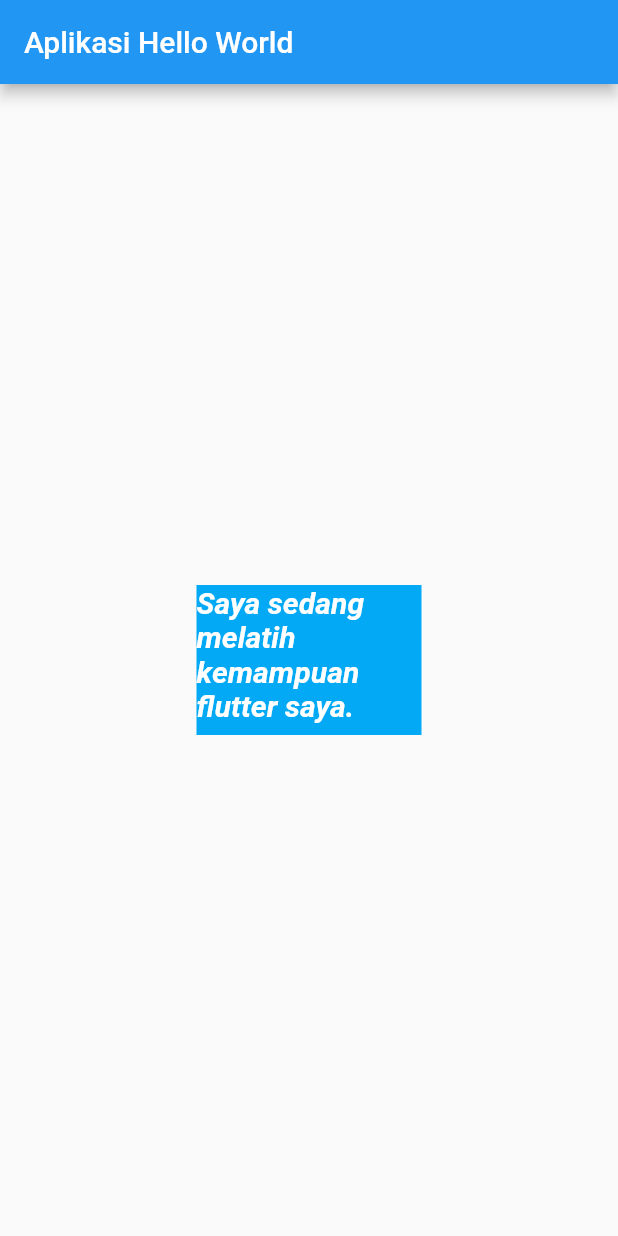
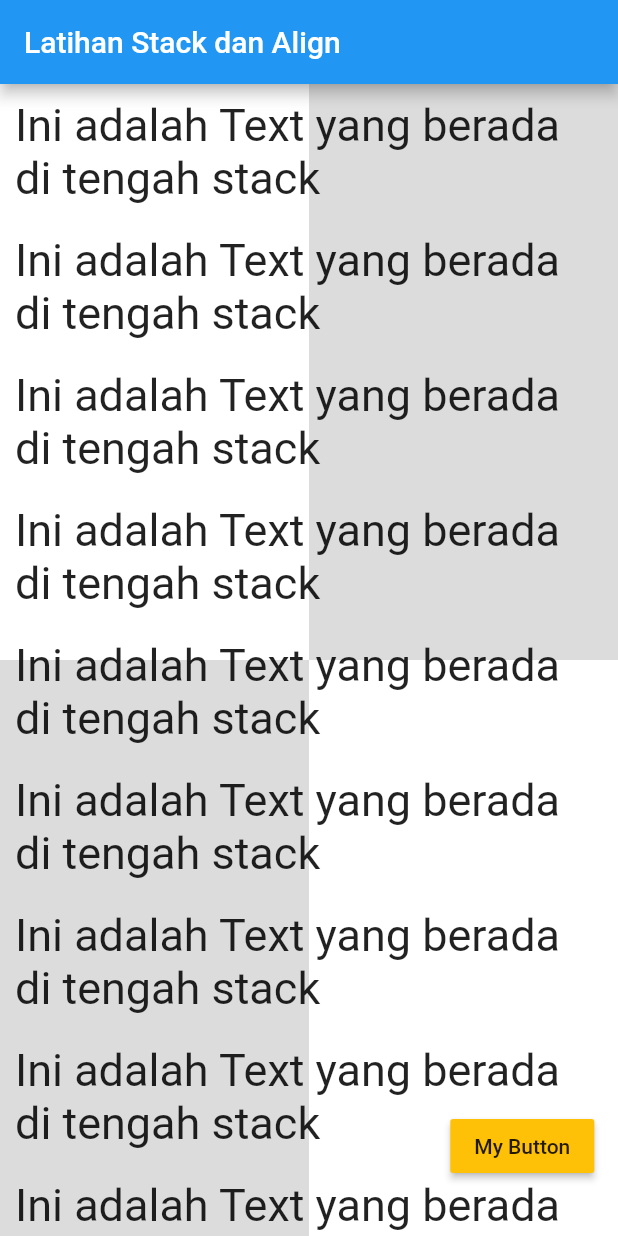
Before and after one commit to bagashyt/flutter_learndart, a Flutter app: the screen it shows after launch, on a phone screen of 412 x 824 dp. Run offline on Flutter 3.47's test engine with Material 2 defaults, Android fonts, the phone set to English and light mode, and no system bars.

Commit message:
learn stack and align

```diff
--- a/lib/main.dart
+++ b/lib/main.dart
@@ -10,21 +10,139 @@ class MyApp extends StatelessWidget {
     return MaterialApp(
       home: Scaffold(
         appBar: AppBar(
-          title: Text("Aplikasi Hello World"),
+          title: Text("Latihan Stack dan Align"),
         ),
-        body: Center(
-            child: Container(
-                color: Colors.lightBlue,
-                width: 150,
-                height: 100,
-                child: Text(
-                  "Saya sedang melatih kemampuan flutter saya.",
-                  style: TextStyle(
-                      color: Colors.white,
-                      fontStyle: FontStyle.italic,
-                      fontWeight: FontWeight.w700,
-                      fontSize: 20),
-                ))),
+        body: Stack(
+          children: <Widget>[
+            Column(
+              children: <Widget>[
+                Flexible(
+                  flex: 1,
+                  child: Row(
+                    children: <Widget>[
+                      Flexible(
+                        flex: 1,
+                        child: Container(
+                          color: Colors.white,
+                        ),
+                      ),
+                      Flexible(
+                        flex: 1,
+                        child: Container(
+                          color: Colors.black12,
+                        ),
+                      ),
+                    ],
+                  ),
+                ),
+                Flexible(
+                  flex: 1,
+                  child: Row(
+                    children: <Widget>[
+                      Flexible(
+                        flex: 1,
+                        child: Container(
+                          color: Colors.black12,
+                        ),
+                      ),
+                      Flexible(
+                        flex: 1,
+                        child: Container(
+                          color: Colors.white,
+                        ),
+                      ),
+                    ],
+                  ),
+                ),
+              ],
+            ),
+            ListView(
+              children: <Widget>[
+                Column(
+                  children: <Widget>[
+                    Container(
+                      margin: EdgeInsets.all(10),
+                      child: Text(
+                        "Ini adalah Text yang berada di tengah stack",
+                        style: TextStyle(fontSize: 30),
+                      ),
+                    ),
+                    Container(
+                      margin: EdgeInsets.all(10),
+                      child: Text(
+                        "Ini adalah Text yang berada di tengah stack",
+                        style: TextStyle(fontSize: 30),
+                      ),
+                    ),
+                    Container(
+                      margin: EdgeInsets.all(10),
+                      child: Text(
+                        "Ini adalah Text yang berada di tengah stack",
+                        style: TextStyle(fontSize: 30),
+                      ),
+                    ),
+                    Container(
+                      margin: EdgeInsets.all(10),
+                      child: Text(
+                        "Ini adalah Text yang berada di tengah stack",
+                        style: TextStyle(fontSize: 30),
+                      ),
+                    ),
+                    Container(
+                      margin: EdgeInsets.all(10),
+                      child: Text(
+                        "Ini adalah Text yang berada di tengah stack",
+                        style: TextStyle(fontSize: 30),
+                      ),
+                    ),
+                    Container(
+                      margin: EdgeInsets.all(10),
+                      child: Text(
+                        "Ini adalah Text yang berada di tengah stack",
+                        style: TextStyle(fontSize: 30),
+                      ),
+                    ),
+                    Container(
+                      margin: EdgeInsets.all(10),
+                      child: Text(
+                        "Ini adalah Text yang berada di tengah stack",
+                        style: TextStyle(fontSize: 30),
+                      ),
+                    ),
+                    Container(
+                      margin: EdgeInsets.all(10),
+                      child: Text(
+                        "Ini adalah Text yang berada di tengah stack",
+                        style: TextStyle(fontSize: 30),
+                      ),
+                    ),
+                    Container(
+                      margin: EdgeInsets.all(10),
+                      child: Text(
+                        "Ini adalah Text yang berada di tengah stack",
+                        style: TextStyle(fontSize: 30),
+                      ),
+                    ),
+                    Container(
+                      margin: EdgeInsets.all(10),
+                      child: Text(
+                        "Ini adalah Text yang berada di tengah stack",
+                        style: TextStyle(fontSize: 30),
+                      ),
+                    ),
+                  ],
+                )
+              ],
+            ),
+            Align(
+              alignment: Alignment(0.9, 0.9),
+              child: RaisedButton(
+                  child: Text("My Button"),
+                  color: Colors.amber,
+                  onPressed: (){},),
+            )
+          ],
+        ),
       ),
     );
   }
```
